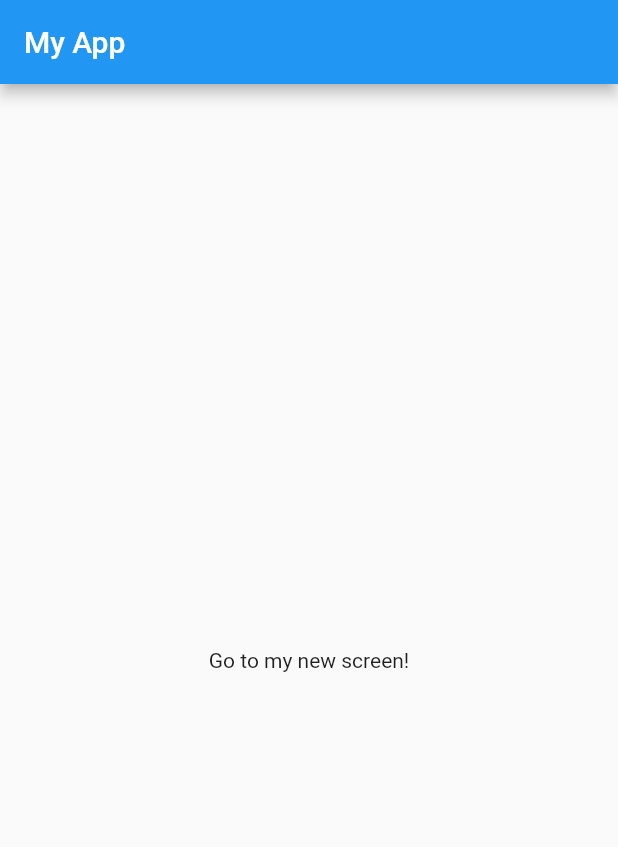
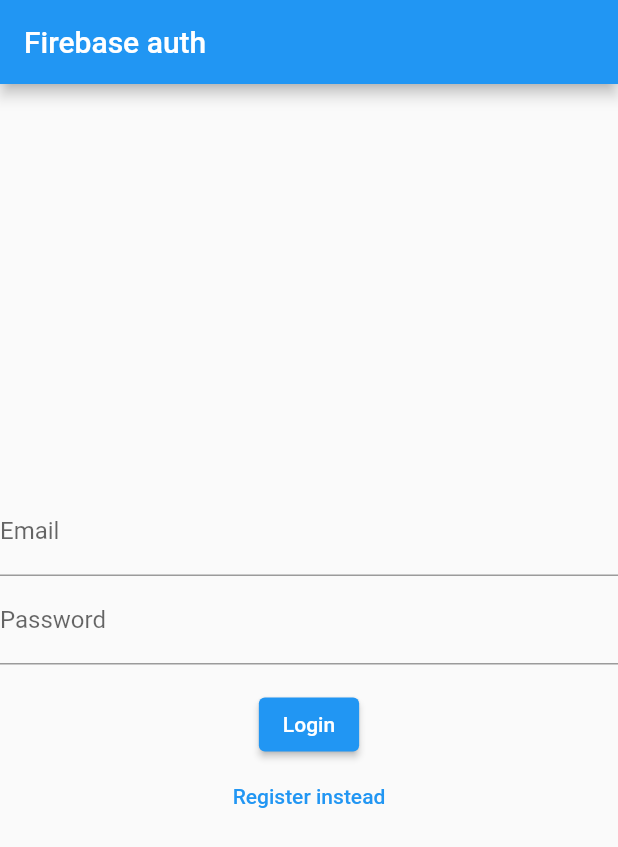
Before and after one commit to Anyastasia/lms_app, a Flutter app: the screen it shows after launch, on a phone screen of 412 x 824 dp. Shown: the top 847 px of the screen. Run offline on Flutter 3.47's test engine with Material 2 defaults, Android fonts, the phone set to English and light mode, and no system bars; our stand-ins replace firebase_auth, firebase_core; accounts and stored records are empty.

Commit message:
firebase authentication working
- needs to modify page structures / main.dart

```diff
--- a/lib/auth.dart
+++ b/lib/auth.dart
@@ -1,13 +1,33 @@
 import 'package:firebase_auth/firebase_auth.dart';
 
 class Auth {
-  final FirebaseAuth _auth = FirebaseAuth.instance;
+  final FirebaseAuth _firebaseAuth = FirebaseAuth.instance;
 
-  Future<void> registerWithEmailAndPassword(String email, String password) async {
-    final user = await _auth.createUserWithEmailAndPassword(email: email, password: password);
+  User? get currentUser => _firebaseAuth.currentUser;
+
+  Stream<User?> get authStateChanges => _firebaseAuth.authStateChanges();
+
+  Future<void> signInWithEmailAndPassword({
+    required String email,
+    required String password,
+  }) async {
+    await _firebaseAuth.signInWithEmailAndPassword(
+      email: email,
+      password: password
+    );
   }
 
-  Future <void> signInWithEmailAndPassword(String email, String password) async {
-    final user = await _auth.signInWithEmailAndPassword(email: email, password: password);
+  Future<void> createUserWithEmailAndPassword({
+    required String email,
+    required String password,
+  }) async {
+    await _firebaseAuth.createUserWithEmailAndPassword(
+      email: email,
+      password: password
+    );
+  }
+
+  Future<void> signOut() async {
+    await _firebaseAuth.signOut();
   }
 }
--- a/lib/language_screens/python.dart
+++ b/lib/language_screens/python.dart
@@ -1,3 +1,5 @@
+// ignore_for_file: library_private_types_in_public_api
+
 import 'package:flutter/material.dart';
 
 class PythonScreen extends StatefulWidget {
--- a/lib/main.dart
+++ b/lib/main.dart
@@ -1,58 +1,60 @@
 import 'package:flutter/material.dart';
+import 'package:firebase_core/firebase_core.dart';
+import 'widget_tree.dart';
+import 'firebase_options.dart';
+import 'navbar.dart';
 
-
-import 'navbar.dart';
-import 'firebase_test.dart';
-
-void main() {
+Future<void> main() async {
+  WidgetsFlutterBinding.ensureInitialized();
+  await Firebase.initializeApp(options: DefaultFirebaseOptions.currentPlatform,);
   runApp(const MyApp());
 }
-
 class MyApp extends StatelessWidget {
   const MyApp({super.key});
 
   // This widget is the root of your application.
   @override
   Widget build(BuildContext context) {
+    debugPrint("3");
     return MaterialApp(
       title: 'Flutter Demo',
       theme: ThemeData(
         primarySwatch: Colors.blue,
       ),
-      home: const MyHomePage(title: 'Flutter Demo Home Page'),
+      home: const WidgetTree()
     );
   }
 }
 
-class MyHomePage extends StatefulWidget {
-  const MyHomePage({super.key, required this.title});
-  final String title;
+// class MyHomePage extends StatefulWidget {
+//   const MyHomePage({super.key, required this.title});
+//   final String title;
 
-  @override
-  State<MyHomePage> createState() => _MyHomePageState();
-}
+//   @override
+//   State<MyHomePage> createState() => _MyHomePageState();
+// }
 
-class _MyHomePageState extends State<MyHomePage> {
-  @override
-  Widget build(BuildContext context) {
-    return MaterialApp(
-      title: 'My App',
-      home: Scaffold(
-        appBar: AppBar(
-          title: const Text('My App'),
-        ),
-        body: Center(
-          child: GestureDetector(
-            child: const Text('Go to my new screen!'),
-            onTap: () {
-              Navigator.push(
-                context,
-                MaterialPageRoute(builder: (context) => const AuthScreen()),
-              );
-            },
-          ),
-        ),
-      ),
-    );
-  }
-}
+// class _MyHomePageState extends State<MyHomePage> {
+//   @override
+//   Widget build(BuildContext context) {
+//     return MaterialApp(
+//       title: 'My App',
+//       home: Scaffold(
+//         appBar: AppBar(
+//           title: const Text('My App'),
+//         ),
+//         body: Center(
+//           child: GestureDetector(
+//             child: const Text('Go to my new screen!'),
+//             onTap: () {
+//               Navigator.push(
+//                 context,
+//                 MaterialPageRoute(builder: (context) => const Navigation()),
+//               );
+//             },
+//           ),
+//         ),
+//       ),
+//     );
+//   }
+// }
--- /dev/null
+++ b/lib/pages/login_register_page.dart
@@ -0,0 +1,102 @@
+import 'package:firebase_auth/firebase_auth.dart';
+import 'package:flutter/material.dart';
+import '../auth.dart';
+
+class LoginPage extends StatefulWidget {
+  const LoginPage({super.key});
+
+  @override
+  State<LoginPage> createState() => _LoginPageState();
+}
+
+class _LoginPageState extends State<LoginPage> {
+  String errorMsg = '';
+  bool isLogin = true;
+
+  final TextEditingController _controllerEmail = TextEditingController();
+  final TextEditingController _controllerPassword = TextEditingController();
+
+  Future<void> signInWithEmailAndPassword() async {
+    try {
+      await Auth().signInWithEmailAndPassword(
+        email: _controllerEmail.text,
+        password: _controllerPassword.text
+      );
+    } on FirebaseAuthException catch (e) {
+      setState(() {
+        errorMsg = e.message!;
+      });
+    }
+  }
+
+  Future<void> createUserWithEmailAndPassword() async {
+    try {
+      await Auth().createUserWithEmailAndPassword(
+        email: _controllerEmail.text,
+        password: _controllerPassword.text
+      );
+    } on FirebaseAuthException catch (e) {
+      setState(() {
+        errorMsg = e.message!;
+      });
+    }
+  }
+
+  Widget _title() {
+    return const Text("Firebase auth");
+  }
+
+  Widget _entryField(String title, TextEditingController controller) {
+
+    return TextField(
+      controller: controller,
+      decoration: InputDecoration(
+        labelText: title,
+      ),
+    );
+  }
+
+  Widget _errorMessage() {
+    return Text(errorMsg == '' ? '' : 'Humm ? $errorMsg');
+  }
+
+  Widget _submitButton() {
+    return ElevatedButton(
+      onPressed: isLogin ? signInWithEmailAndPassword : createUserWithEmailAndPassword,
+      child: Text(isLogin ? 'Login' : 'Register'),
+    );
+  }
+
+  Widget _loginOrRegisterButton() {
+    return TextButton(
+      onPressed: () {
+        setState(() {
+          isLogin = !isLogin;
+        });
+      },
+      child: Text(isLogin ? 'Register instead' : 'Login instead'),
+    );
+  }
+
+  @override
+  Widget build(BuildContext context) {
+    return Scaffold(
+      appBar: AppBar(
+        title: _title(),
+      ),
+      body: Center(
+        child: Column(
+          crossAxisAlignment: CrossAxisAlignment.center,
+          mainAxisAlignment: MainAxisAlignment.center,
+          children: [
+            _entryField('Email', _controllerEmail),
+            _entryField('Password', _controllerPassword),
+            _errorMessage(),
+            _submitButton(),
+            _loginOrRegisterButton(),
+          ],
+        ),
+      ),
+    );
+  }
+}
--- a/lib/profile.dart
+++ b/lib/profile.dart
@@ -1,4 +1,3 @@
-import 'package:firebase_core/firebase_core.dart';
 import 'package:firebase_auth/firebase_auth.dart';
 import 'package:flutter/material.dart';
 
--- /dev/null
+++ b/lib/widget_tree.dart
@@ -0,0 +1,27 @@
+import 'package:flutter/material.dart';
+import 'package:lms_app/pages/login_register_page.dart';
+import 'package:lms_app/pages/home_page.dart';
+import 'package:lms_app/auth.dart';
+
+class WidgetTree extends StatefulWidget {
+  const WidgetTree({super.key});
+
+  @override
+  State<WidgetTree> createState() => _WidgetTreeState();
+}
+
+class _WidgetTreeState extends State<WidgetTree> {
+  @override
+  Widget build(BuildContext context) {
+    return StreamBuilder(
+      stream: Auth().authStateChanges,
+      builder: (context, snapshot) {
+        if (snapshot.hasData) {
+          return HomePage();
+        } else {
+          return const LoginPage();
+        }
+      },
+    );
+  }
+}
--- a/pubspec.yaml
+++ b/pubspec.yaml
@@ -35,7 +35,7 @@
   # The following adds the Cupertino Icons font to your application.
   # Use with the CupertinoIcons class for iOS style icons.
   cupertino_icons: ^1.0.2
-  firebase_core: ^2.5.0
+  firebase_core: ^2.10.0
   firebase_auth: ^4.4.2
 
 dev_dependencies:
```
Also changed, not shown: lib/firebase_test.dart (deleted, +0 -129 lines), lib/pages/home_page.dart (added, +49 -0 lines), lib/firebase_options.dart (added), 7 other files.
